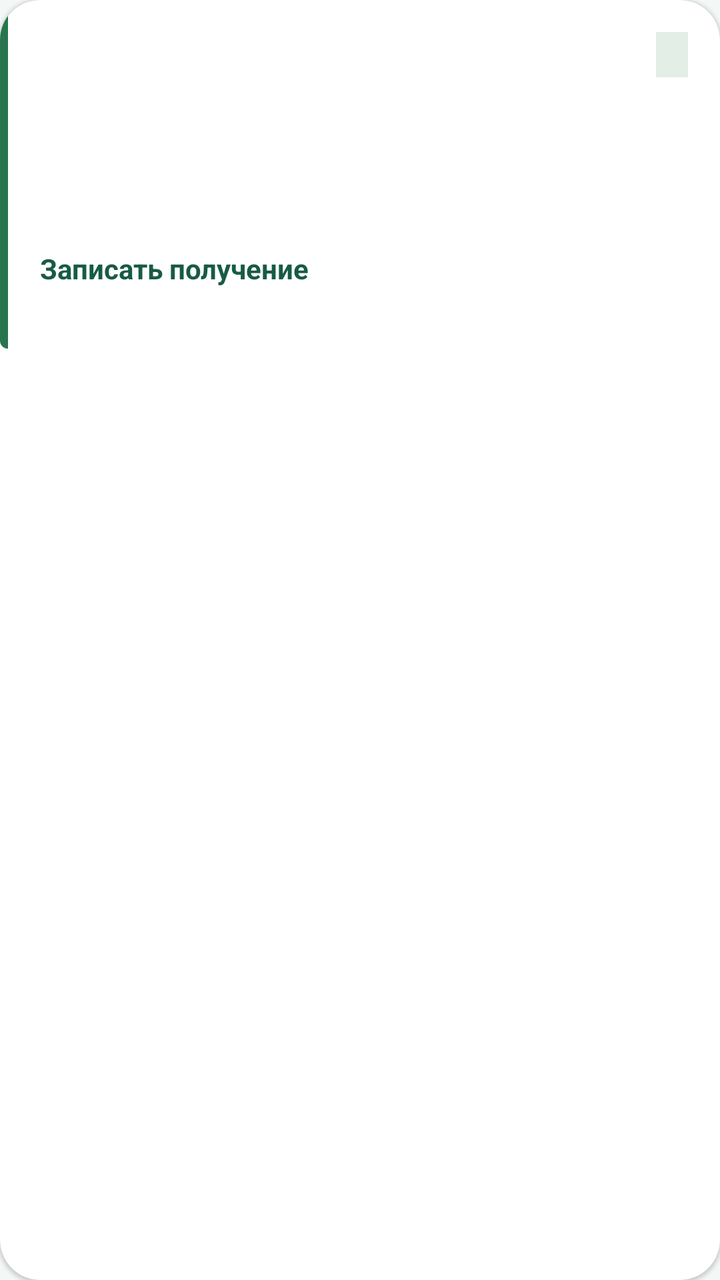
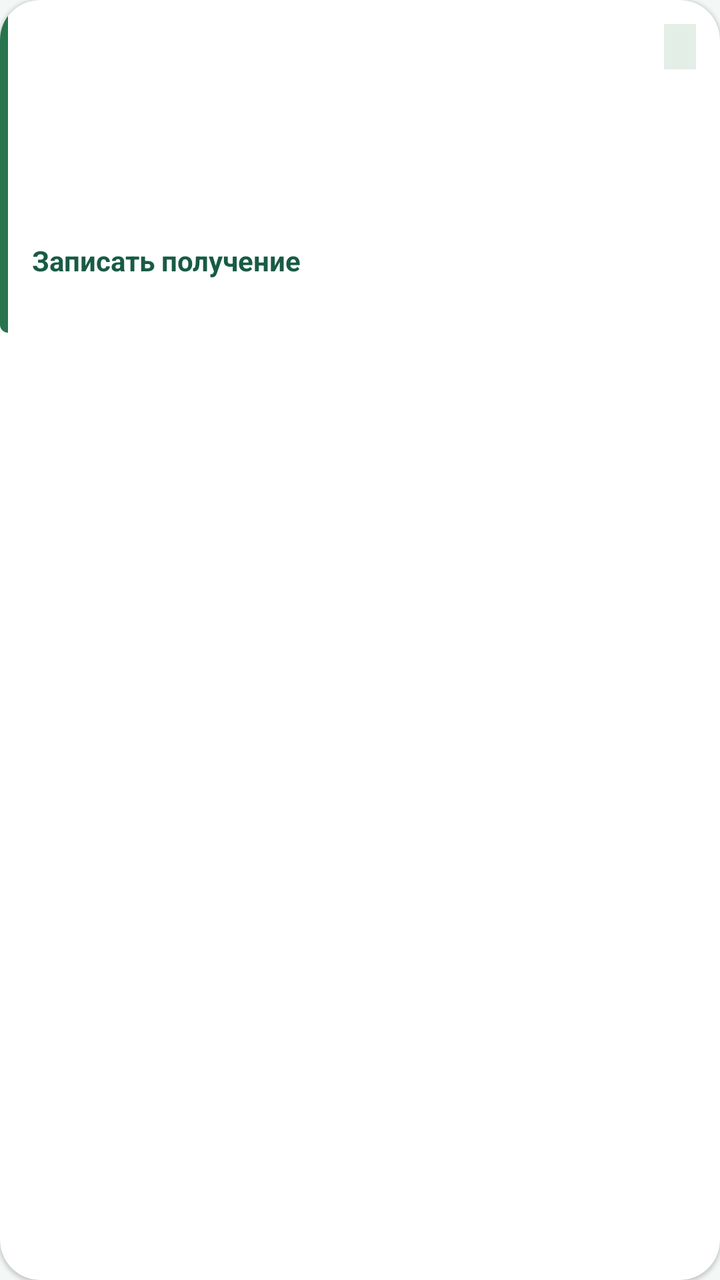

Before-and-after screenshots of an Android layout around one commit, followed by the original layout XML and the change that was made.
<!-- AndroidManifest.xml: application theme Theme.MyBudget -->
<!-- res/layout/item_planned_income.xml -->
<?xml version="1.0" encoding="utf-8"?>
<androidx.cardview.widget.CardView xmlns:android="http://schemas.android.com/apk/res/android" xmlns:app="http://schemas.android.com/apk/res-auto"
    android:layout_width="match_parent"
    android:layout_height="wrap_content"
    android:layout_marginBottom="@dimen/space_10"
    style="@style/Card.MyBudget.Surface">
    <LinearLayout
        android:orientation="horizontal"
        android:layout_width="match_parent"
        android:layout_height="wrap_content">
        <View
            android:layout_width="4dp"
            android:layout_height="match_parent"
            android:background="@drawable/income_item_accent" />
        <LinearLayout
            android:orientation="vertical"
            android:padding="@dimen/space_16"
            android:layout_width="match_parent"
            android:layout_height="wrap_content">
            <LinearLayout
                android:gravity="center_vertical"
                android:orientation="horizontal"
                android:layout_width="match_parent"
                android:layout_height="wrap_content">
                <TextView
                    android:textStyle="bold"
                    android:id="@+id/incomeSourceName"
                    android:layout_width="0dp"
                    android:layout_height="wrap_content"
                    android:layout_weight="1"
                    style="@style/Text.MyBudget.Section"/>
                <TextView
                    android:textSize="11sp"
                    android:textStyle="bold"
                    android:id="@+id/incomeSourceTypeBadge"
                    android:background="@color/md_theme_surfaceVariant"
                    android:paddingHorizontal="@dimen/space_8"
                    android:paddingVertical="@dimen/space_4"
                    android:layout_width="wrap_content"
                    android:layout_height="wrap_content"/>
            </LinearLayout>
            <TextView
                android:id="@+id/incomeSourceAmountLine"
                android:layout_width="match_parent"
                android:layout_height="wrap_content"
                android:layout_marginTop="@dimen/space_6"
                style="@style/Text.MyBudget.Subtitle"/>
            <TextView
                android:id="@+id/incomeSourceDayLine"
                android:layout_width="match_parent"
                android:layout_height="wrap_content"
                android:layout_marginTop="@dimen/space_2"
                style="@style/Text.MyBudget.Subtitle"/>
            <TextView
                android:id="@+id/incomeSourceObligationsLine"
                android:visibility="gone"
                android:layout_width="match_parent"
                android:layout_height="wrap_content"
                android:layout_marginTop="@dimen/space_4"
                style="@style/Text.MyBudget.Subtitle"/>
            <TextView android:id="@+id/incomeSourceProgress" android:layout_width="match_parent" android:layout_height="wrap_content" android:layout_marginTop="8dp" android:textColor="@color/text_primary" android:textSize="13sp"/>
            <TextView android:id="@+id/incomeSourceReceive" android:layout_width="match_parent" android:layout_height="wrap_content" android:minHeight="48dp" android:gravity="center_vertical" android:textColor="@color/md_theme_primary" android:textStyle="bold" android:text="@string/income_plan_receive"/>
        </LinearLayout>
    </LinearLayout>
</androidx.cardview.widget.CardView>
<!-- resources referenced by this layout -->
<resources>
  <color name="md_theme_primary">#185B44</color>
  <color name="md_theme_surfaceVariant">#E3EEE6</color>
  <color name="text_primary">#1C2C24</color>
  <dimen name="space_10">10dp</dimen>
  <dimen name="space_16">16dp</dimen>
  <dimen name="space_2">2dp</dimen>
  <dimen name="space_4">4dp</dimen>
  <dimen name="space_6">6dp</dimen>
  <dimen name="space_8">8dp</dimen>
  <!-- drawable income_item_accent (drawable) -->
  <?xml version="1.0" encoding="utf-8"?>
  <shape xmlns:android="http://schemas.android.com/apk/res/android">
      <solid android:color="@color/income_green" />
      <corners
          android:bottomLeftRadius="@dimen/radius_16"
          android:topLeftRadius="@dimen/radius_16" />
  </shape>
  <string name="income_plan_receive">Записать получение</string>
  <style name="Card.MyBudget.Surface" parent="">
      <item name="cardBackgroundColor">@color/card_background_white</item>
      <item name="cardCornerRadius">@dimen/radius_20</item>
      <item name="cardElevation">@dimen/card_elevation_low</item>
    </style>
  <style name="Text.MyBudget.Section" parent="@style/Text.MyBudget">
      <item name="android:textSize">16sp</item>
      <item name="android:textStyle">bold</item>
      <item name="android:textColor">@color/text_primary</item>
    </style>
  <style name="Text.MyBudget.Subtitle" parent="@style/Text.MyBudget">
      <item name="android:textSize">14sp</item>
      <item name="android:textColor">@color/text_secondary</item>
    </style>
  <style name="Theme.MyBudget" parent="@style/Base.Theme.MyBudget" />
  <color name="income_green">#28744D</color>
  <dimen name="radius_16">16dp</dimen>
  <color name="card_background_white">#FFFFFF</color>
  <dimen name="radius_20">20dp</dimen>
  <dimen name="card_elevation_low">1dp</dimen>
  <style name="Text.MyBudget" parent="@style/TextAppearance.Material3.BodyMedium" />
  <color name="text_secondary">#5C6D62</color>
  <style name="Base.Theme.MyBudget" parent="@style/Theme.Material3.DayNight.NoActionBar">
      <item name="android:colorBackground">@color/background_light</item>
      <item name="colorOnPrimary">@color/md_theme_onPrimary</item>
      <item name="colorOnSurface">@color/md_theme_onSurface</item>
      <item name="colorOutline">@color/md_theme_outline</item>
      <item name="colorPrimary">@color/md_theme_primary</item>
      <item name="colorSurface">@color/md_theme_surface</item>
      <item name="colorSurfaceVariant">@color/md_theme_surfaceVariant</item>
      <item name="colorOnSurfaceVariant">@color/md_theme_onSurfaceVariant</item>
      <item name="colorSecondary">@color/md_theme_primary</item>
      <item name="colorOnSecondary">@color/md_theme_onPrimary</item>
      <item name="colorSecondaryContainer">@color/md_theme_surfaceVariant</item>
      <item name="colorOnSecondaryContainer">@color/md_theme_onSurfaceVariant</item>
      <item name="colorError">@color/md_theme_error</item>
      <item name="colorOnError">@color/md_theme_onError</item>
      <item name="android:textColorPrimary">@color/text_primary</item>
      <item name="android:textColorSecondary">@color/text_secondary</item>
      <item name="materialButtonStyle">@style/Widget.MyBudget.Button</item>
    </style>
  <color name="background_light">#F3F7F5</color>
  <color name="md_theme_onPrimary">#FFFFFF</color>
  <color name="md_theme_onSurface">#1C2C24</color>
  <color name="md_theme_outline">#718277</color>
  <color name="md_theme_surface">#FFFFFF</color>
  <color name="md_theme_onSurfaceVariant">#405649</color>
  <color name="md_theme_error">#B83A35</color>
  <color name="md_theme_onError">#FFFFFF</color>
  <style name="Widget.MyBudget.Button" parent="Widget.Material3.Button">
      <item name="android:minHeight">@dimen/touch_min_size</item>
      <item name="android:textAllCaps">false</item>
      <item name="cornerRadius">@dimen/radius_12</item>
    </style>
  <dimen name="touch_min_size">48dp</dimen>
  <dimen name="radius_12">12dp</dimen>
</resources>

<!-- the commit's change to res/layout/item_planned_income.xml (unified diff, before → after) -->
@@ -14,7 +14,7 @@
             android:background="@drawable/income_item_accent" />
         <LinearLayout
             android:orientation="vertical"
-            android:padding="@dimen/space_16"
+            android:padding="@dimen/space_12"
             android:layout_width="match_parent"
             android:layout_height="wrap_content">
             <LinearLayout
<!-- resource entries referenced after the edit -->
@@ -4,7 +4,7 @@
   <color name="md_theme_surfaceVariant">#E3EEE6</color>
   <color name="text_primary">#1C2C24</color>
   <dimen name="space_10">10dp</dimen>
-  <dimen name="space_16">16dp</dimen>
+  <dimen name="space_12">12dp</dimen>
   <dimen name="space_2">2dp</dimen>
   <dimen name="space_4">4dp</dimen>
   <dimen name="space_6">6dp</dimen>
